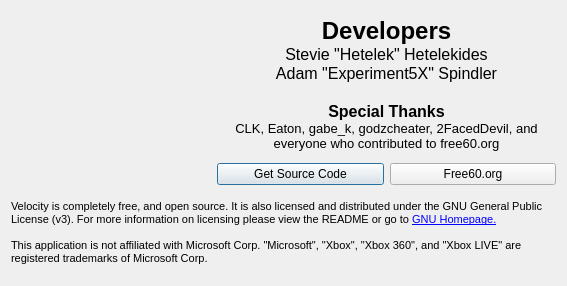
First picture: the form in Velocity/about.ui, repository hetelek/Velocity, before the edit.
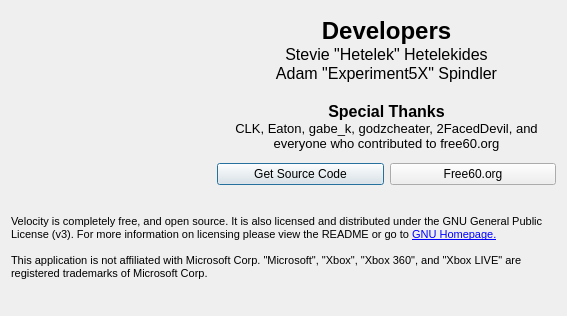
Second picture: the form after the edit. Icons and pictures are not drawn.

Diff of the .ui file:
```diff
--- a/Velocity/about.ui
+++ b/Velocity/about.ui
@@ -7,7 +7,7 @@
     <x>0</x>
     <y>0</y>
     <width>567</width>
-    <height>286</height>
+    <height>316</height>
    </rect>
   </property>
   <property name="windowTitle">
```
